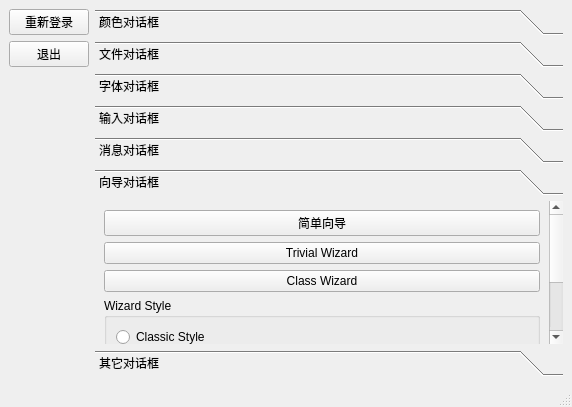
Qt form Widgets/02_Dialog/mainwindow.ui (Innern/Qt) before a commit.
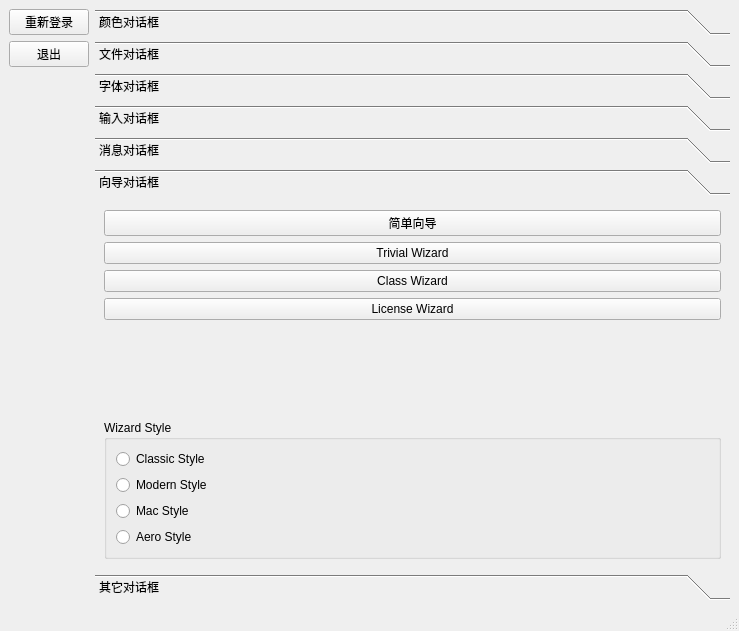
The same form after that commit.

Commit message:
V7 02_Dialog中增加License Wizard复杂向导使用示例 [2024-06-28  2314902703@qq.com]
- 02_Dialog中增加复杂向导的使用示例。

Diff of the .ui file:
```diff
--- a/Widgets/02_Dialog/mainwindow.ui
+++ b/Widgets/02_Dialog/mainwindow.ui
@@ -6,8 +6,8 @@
    <rect>
     <x>0</x>
     <y>0</y>
-    <width>572</width>
-    <height>407</height>
+    <width>739</width>
+    <height>631</height>
    </rect>
   </property>
   <property name="windowTitle">
@@ -633,8 +633,8 @@
         <rect>
          <x>0</x>
          <y>0</y>
-         <width>472</width>
-         <height>209</height>
+         <width>636</width>
+         <height>369</height>
         </rect>
        </property>
        <attribute name="label">
@@ -665,6 +665,16 @@
           </property>
          </widget>
         </item>
+        <item>
+         <widget class="QPushButton" name="pushButton_licenseWizard">
+          <property name="toolTip">
+           <string>&lt;html&gt;&lt;head/&gt;&lt;body&gt;&lt;p&gt;&lt;span style=&quot; font-weight:600;&quot;&gt;The License Wizard shows how to implement complex wizards in Qt.&lt;/span&gt;&lt;/p&gt;&lt;p&gt;&lt;br/&gt;&lt;/p&gt;&lt;p&gt;&lt;span style=&quot; font-weight:600;&quot;&gt;License Wizard显示了如何在Qt中实现复杂的向导。&lt;/span&gt;&lt;/p&gt;&lt;/body&gt;&lt;/html&gt;</string>
+          </property>
+          <property name="text">
+           <string>License Wizard</string>
+          </property>
+         </widget>
+        </item>
         <item>
          <spacer name="verticalSpacer_8">
           <property name="orientation">
@@ -673,7 +683,7 @@
           <property name="sizeHint" stdset="0">
            <size>
             <width>20</width>
-            <height>30</height>
+            <height>11</height>
            </size>
           </property>
          </spacer>
@@ -694,7 +704,7 @@
            <item>
             <widget class="QRadioButton" name="radioButton_wizard_modernStyle">
              <property name="text">
-              <string>Modernn Style</string>
+              <string>Modern Style</string>
              </property>
             </widget>
            </item>
```
Left out of the diff: 33 changed lines with no effect on the pictures. The commit also changes 10 other files.
